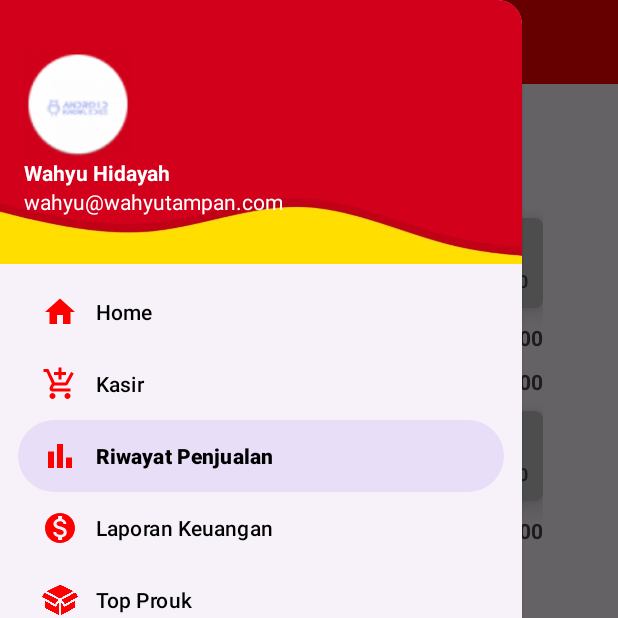
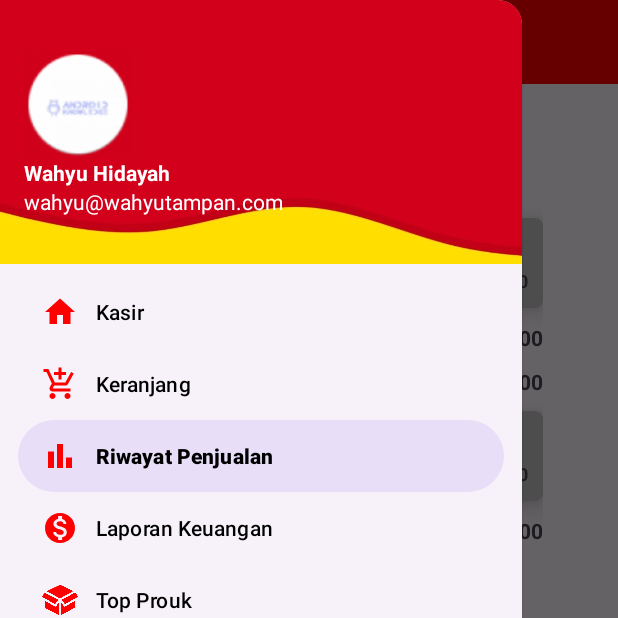
Before and after one commit to RifqiR3/chimoy, an Android app: the Side_Bar screen opened directly, with no data from a screen before it, in the side drawer, after a tap on "Riwayat Penjualan", on a phone screen of 412 x 824 dp, the top half of it. Run offline under Robolectric (Android 15) with nearby library versions, the phone set to English and light mode, and no system bars.

Commit message:
Tambah Keranjang

```diff
--- a/app/src/main/AndroidManifest.xml
+++ b/app/src/main/AndroidManifest.xml
@@ -12,6 +12,9 @@
         android:supportsRtl="true"
         android:theme="@style/Theme.TesPushGit"
         tools:targetApi="31">
+        <activity
+            android:name=".side_bar_header"
+            android:exported="false" />
         <activity
             android:name=".top_produk"
             android:exported="false" />
@@ -35,7 +38,7 @@
             android:exported="false" />
         <activity
             android:name=".Side_Bar"
-            android:exported="false"></activity>
+            android:exported="false" />
         <activity
             android:name=".landing_page"
             android:exported="true">
--- a/app/src/main/java/com/example/mobileumkm/Side_Bar.java
+++ b/app/src/main/java/com/example/mobileumkm/Side_Bar.java
@@ -18,6 +18,7 @@ public class Side_Bar extends AppCompatActivity implements NavigationView.OnNavi
     protected void onCreate(Bundle savedInstanceState) {
         super.onCreate(savedInstanceState);
         setContentView(R.layout.activity_side_bar);
+
 
         Toolbar toolbar = findViewById(R.id.toolbar); //Inisialisasi toolbar
         setSupportActionBar(toolbar);
@@ -53,8 +54,8 @@ public class Side_Bar extends AppCompatActivity implements NavigationView.OnNavi
         }
 
         if  (id == R.id.nav_shop){
-            getSupportFragmentManager().beginTransaction().replace(R.id.fragment_container, new kasir_frag()).commit();
-            setToolbarTitle("Kasir");
+            getSupportFragmentManager().beginTransaction().replace(R.id.fragment_container, new kasir_page2()).commit();
+            setToolbarTitle("Keranjang");
             return  true;
         }
 
--- a/app/src/main/java/com/example/mobileumkm/kasir_page2.java
+++ b/app/src/main/java/com/example/mobileumkm/kasir_page2.java
@@ -1,18 +1,21 @@
 package com.example.mobileumkm;
 
-import androidx.appcompat.app.AppCompatActivity;
-import android.widget.TextView;  // Import TextView
-import android.graphics.Paint;  // Import Paint
+import android.os.Bundle;
+import android.view.LayoutInflater;
+import android.view.View;
+import android.view.ViewGroup;
+import androidx.cardview.widget.CardView;
+import androidx.fragment.app.Fragment;
 
 import android.os.Bundle;
 
-public class kasir_page2 extends AppCompatActivity {
+public class kasir_page2 extends Fragment {
 
     @Override
-    protected void onCreate(Bundle savedInstanceState) {
-        super.onCreate(savedInstanceState);
-        setContentView(R.layout.activity_kasir_page2);
+    public View onCreateView(LayoutInflater inflater, ViewGroup container,
+                         Bundle savedInstanceState) {
+        View view = inflater.inflate(R.layout.activity_kasir_page2, container, false);
 
-
+        return view;
     }
 }
--- a/app/src/main/java/com/example/mobileumkm/login_page.java
+++ b/app/src/main/java/com/example/mobileumkm/login_page.java
@@ -18,7 +18,7 @@ public class login_page extends AppCompatActivity {
         setContentView(R.layout.activity_login_page);
 
         // Inisialisasi elemen UI, seperti outletEditText dan karyawanEditText, di sini
-        outletEditText = findViewById(R.id.etUsernameReg);
+        outletEditText = findViewById(R.id.outlet);
         karyawanEditText = findViewById(R.id.karyawan);
 
         Button masukButton = findViewById(R.id.btnMasuk);
@@ -36,6 +36,8 @@ public class login_page extends AppCompatActivity {
 
                 // Jika verifikasi berhasil, pindahkan pengguna ke halaman kasir_page
                 Intent intent = new Intent(login_page.this, Side_Bar.class);
+                intent.putExtra("outlet", outlet);
+                intent.putExtra("karyawan", karyawan);
                 startActivity(intent);
             }
         });
--- a/app/src/main/res/layout/activity_login_page.xml
+++ b/app/src/main/res/layout/activity_login_page.xml
@@ -43,7 +43,7 @@
             app:boxBackgroundColor="@color/white">
 
             <com.google.android.material.textfield.TextInputEditText
-                android:id="@+id/etUsernameReg"
+                android:id="@+id/outlet"
                 android:layout_width="match_parent"
                 android:layout_height="wrap_content"
                 android:textColor="@color/black"/>
--- a/app/src/main/res/layout/activity_side_bar_header.xml
+++ b/app/src/main/res/layout/activity_side_bar_header.xml
@@ -13,12 +13,14 @@
         android:layout_height="wrap_content"
         android:src="@drawable/aklogo"/>
     <TextView
+        android:id="@+id/karyawan"
         android:layout_width="wrap_content"
         android:layout_height="wrap_content"
         android:text="Wahyu Hidayah"
         android:textColor="@color/white"
         android:textStyle="bold"/>
     <TextView
+        android:id="@+id/outlet"
         android:layout_width="wrap_content"
         android:layout_height="wrap_content"
         android:text="wahyu@wahyutampan.com"
--- a/app/src/main/res/menu/side_bar_menu.xml
+++ b/app/src/main/res/menu/side_bar_menu.xml
@@ -9,11 +9,11 @@
         <item
             android:id="@+id/nav_home"
             android:icon="@drawable/side_bar_home"
-            android:title="Home"/>
+            android:title="Kasir"/>
         <item
             android:id="@+id/nav_shop"
             android:icon="@drawable/side_bar_shop"
-            android:title="Kasir"/>
+            android:title="Keranjang"/>
         <item
             android:id="@+id/nav_history"
             android:icon="@drawable/side_bar_history"
```
Also changed, not shown: app/src/main/java/com/example/mobileumkm/side_bar_header.java (added, +26 -0 lines).
